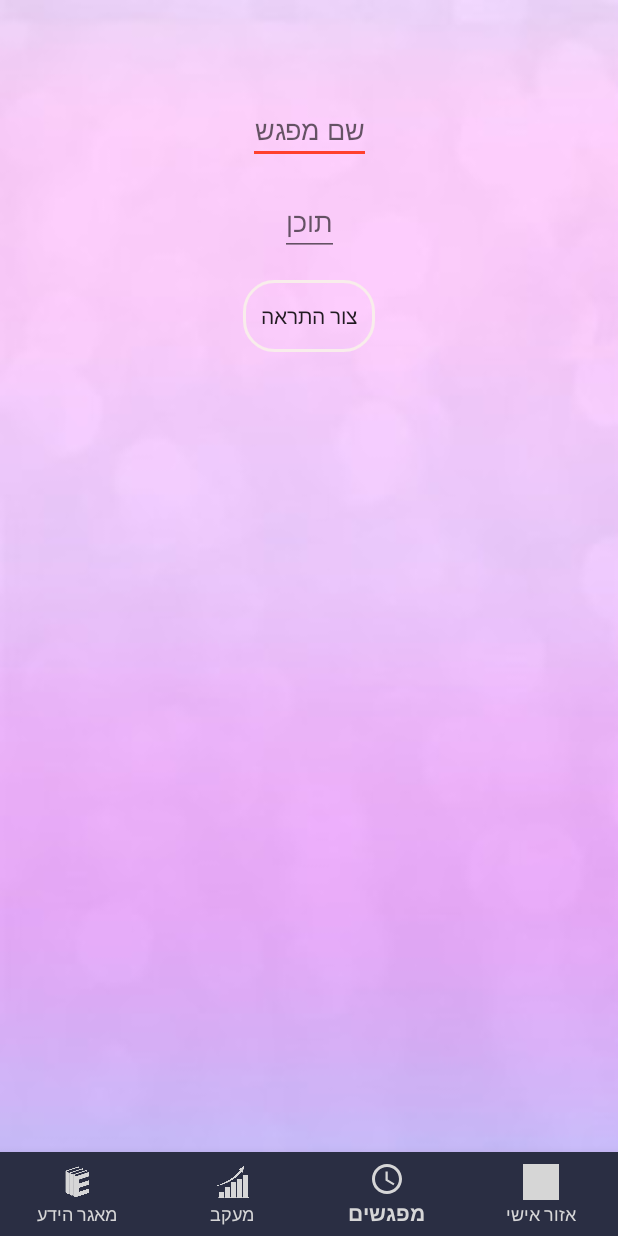
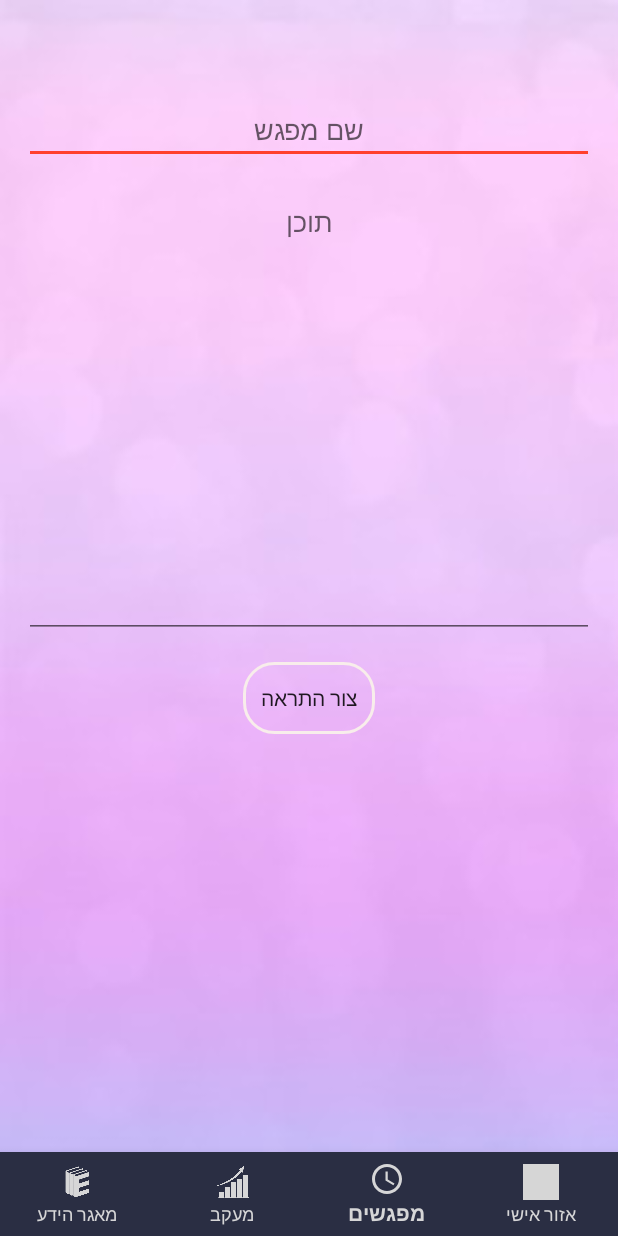
Before and after one commit to Maleo-sys/MaleoProj, an Android app: the screen it shows after launch (AppointmentsCenter), item 3 of the bottom bar chosen, on a phone screen of 412 x 824 dp. Run offline under Robolectric (Android 15) with nearby library versions, the phone set to English and light mode, and no system bars; our stand-ins replace Firebase (no records; nobody signed in at launch, a user with empty details on screens opened directly); libraries missing offline, so code that uses them is left out: com.sanojpunchihewa.glowbutton, com.shashank.sony; 3 statements that could not run were skipped; grey boxes are pictures that could not be loaded.

Commit message:
Appointment Center ui change

```diff
--- a/app/src/main/java/com/appsnipp/homedesigns/FollowUpCenter.java
+++ b/app/src/main/java/com/appsnipp/homedesigns/FollowUpCenter.java
@@ -104,7 +104,7 @@ private static final String TAG = "FollowUpCenter";
                 .title("אחוזון משקל")
                 .subtitle("משקל בגרמים, עפי מידע מארגון הבריאות העולמי")
                 .categories(new String[]{"month","1","2","3","4","5","6","7","8","9","10","11","12","13","14","15","16","17","18","19","20","21","22","23","24"})
-                .backgroundColor("#00ccff")
+                .backgroundColor("#CDDAFD")
 
                 .dataLabelsEnabled(false)
                 .yAxisGridLineWidth(0f)
@@ -313,7 +313,7 @@ private static final String TAG = "FollowUpCenter";
                 .title("אחוזון גובה")
                 .subtitle("גובה בסנטימטרים, עפי מידע מארגון הבריאות העולמי")
                 .categories(new String[]{"month","1","2","3","4","5","6","7","8","9","10","11","12","13","14","15","16","17","18","19","20","21","22","23","24"})
-                .backgroundColor("#00ccff")
+                .backgroundColor("#CDDAFD")
                 .dataLabelsEnabled(false)
                 .yAxisGridLineWidth(0f)
                 .series(new AASeriesElement[]{
@@ -518,7 +518,7 @@ private static final String TAG = "FollowUpCenter";
                 .chartType(AAChartType.Line)
                 .title("היקף הראש")
                 .subtitle("היקף בסנטימטרים, עפי מידע מארגון הבריאות העולמי")
-                .backgroundColor("#00ccff")
+                .backgroundColor("#CDDAFD")
                 .dataLabelsEnabled(false)
                 .categories(new String[]{"month","1","2","3","4","5","6","7","8","9","10","11","12","13","14","15","16","17","18","19","20","21","22","23","24"})
                 .yAxisGridLineWidth(0f)
--- a/app/src/main/res/layout/activity_appointments_center.xml
+++ b/app/src/main/res/layout/activity_appointments_center.xml
@@ -10,20 +10,27 @@
 
     <EditText
         android:id="@+id/edit_text_title"
-        android:layout_width="wrap_content"
+        android:layout_width="0dp"
         android:layout_height="wrap_content"
+        android:layout_marginStart="16dp"
         android:layout_marginTop="64dp"
+        android:layout_marginEnd="16dp"
         android:hint="שם מפגש"
         app:layout_constraintBottom_toTopOf="@+id/edit_text_message"
         app:layout_constraintEnd_toEndOf="parent"
         app:layout_constraintStart_toStartOf="parent"
+        android:gravity="center"
         app:layout_constraintTop_toTopOf="parent" />
 
     <EditText
         android:id="@+id/edit_text_message"
-        android:layout_width="wrap_content"
-        android:layout_height="wrap_content"
+        android:layout_width="0dp"
+        android:layout_height="300dp"
+        android:layout_marginStart="16dp"
         android:layout_marginTop="16dp"
+        android:layout_marginEnd="16dp"
+        android:gravity="center_horizontal"
+
         android:hint="תוכן"
         app:layout_constraintEnd_toEndOf="parent"
         app:layout_constraintStart_toStartOf="parent"
```
